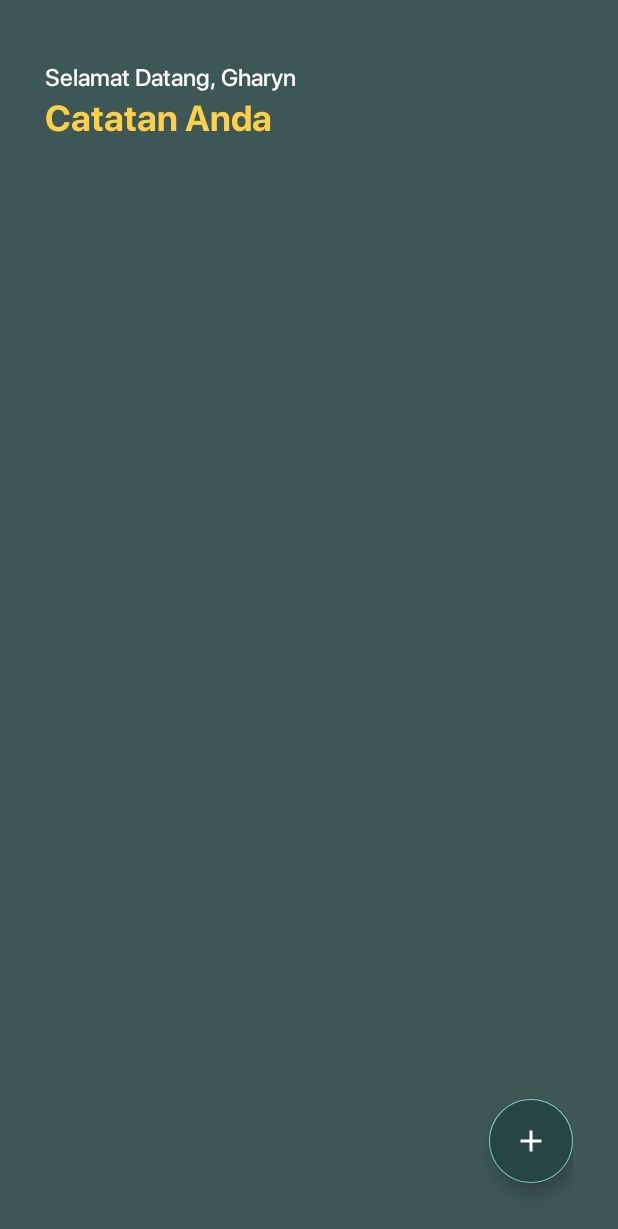
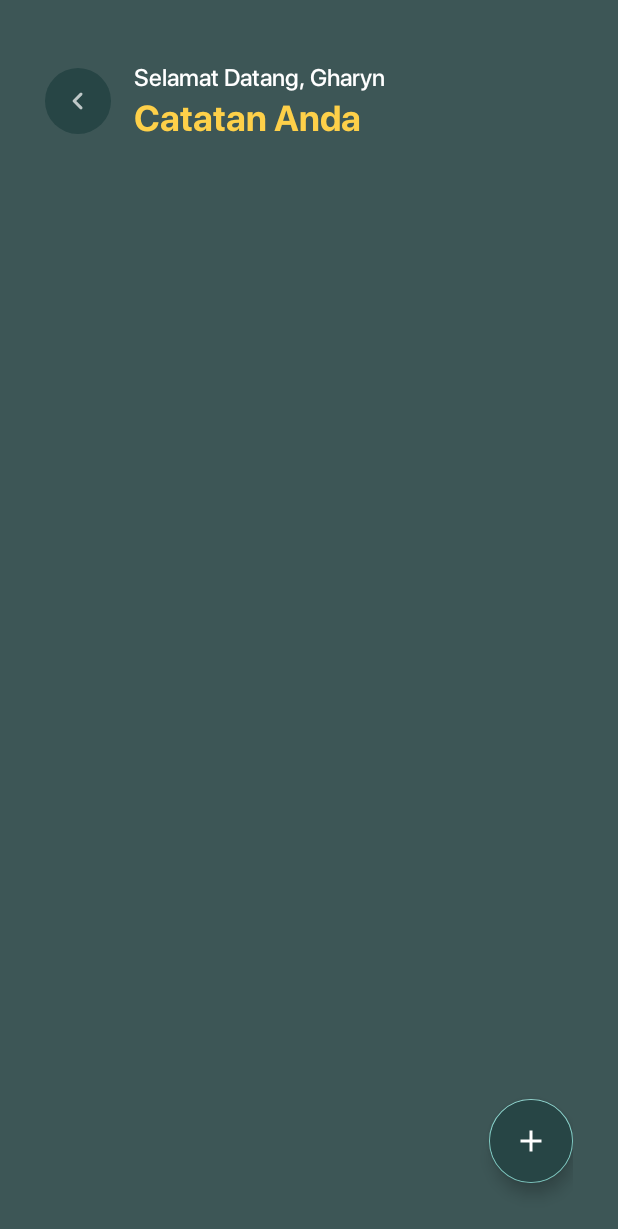
Before and after one commit to gharynsl123/MuslimeEra, an Android app: the NotesPage screen opened directly, with no data from a screen before it, on a phone screen of 412 x 824 dp. Shown: the top 1229 px of the screen. Run offline under Robolectric (Android 15) with nearby library versions, the light colour scheme and no system bars; our stand-ins replace Room's generated code.

Commit message:
Cleaning Up My Code

```diff
--- a/app/src/main/java/com/appteam/muslimeera/ui/notes/NotesPage.kt
+++ b/app/src/main/java/com/appteam/muslimeera/ui/notes/NotesPage.kt
@@ -11,6 +11,7 @@ import androidx.recyclerview.widget.RecyclerView
 import com.appteam.muslimeera.data.local.Notes
 import com.appteam.muslimeera.data.local.NotesViewModel
 import com.appteam.muslimeera.databinding.ActivityNotesPageBinding
+import com.appteam.muslimeera.ui.main.MainActivity
 import com.appteam.muslimeera.until.HelperFunction
 
 class NotesPage : AppCompatActivity(), HelperFunction.NotesClickDeleteInterface,
@@ -37,6 +38,7 @@ class NotesPage : AppCompatActivity(), HelperFunction.NotesClickDeleteInterface,
                 mAdapter.updateList(it)
             }
         })
+
         binding.apply {
             rvNotes.adapter = mAdapter
             rvNotes.layoutManager =
@@ -45,6 +47,11 @@ class NotesPage : AppCompatActivity(), HelperFunction.NotesClickDeleteInterface,
 
             addNote.setOnClickListener {
                 startActivity(Intent(this@NotesPage, AENotePage::class.java))
+            }
+
+            btnBack.setOnClickListener {
+                startActivity(Intent(this@NotesPage, MainActivity::class.java))
+                finish()
             }
         }
     }
--- /dev/null
+++ b/app/src/main/res/drawable/btn_back_img.xml
@@ -0,0 +1,6 @@
+<?xml version="1.0" encoding="utf-8"?>
+<shape xmlns:android="http://schemas.android.com/apk/res/android"
+    android:shape="rectangle">
+    <solid android:color="@color/costume_color_floating_btn" />
+    <corners android:radius="50dp" />
+</shape>
--- /dev/null
+++ b/app/src/main/res/drawable/ic_rounda_rrow_left.xml
@@ -0,0 +1,10 @@
+<vector xmlns:android="http://schemas.android.com/apk/res/android"
+    android:width="24dp"
+    android:height="24dp"
+    android:tint="?attr/colorControlNormal"
+    android:viewportWidth="24"
+    android:viewportHeight="24">
+  <path
+      android:fillColor="@android:color/white"
+      android:pathData="M14.71,15.88L10.83,12l3.88,-3.88c0.39,-0.39 0.39,-1.02 0,-1.41 -0.39,-0.39 -1.02,-0.39 -1.41,0L8.71,11.3c-0.39,0.39 -0.39,1.02 0,1.41l4.59,4.59c0.39,0.39 1.02,0.39 1.41,0 0.38,-0.39 0.39,-1.03 0,-1.42z"/>
+</vector>
--- a/app/src/main/res/layout/activity_notes_page.xml
+++ b/app/src/main/res/layout/activity_notes_page.xml
@@ -8,26 +8,42 @@
     android:paddingHorizontal="30dp"
     tools:context=".ui.notes.NotesPage">
 
+    <ImageView
+        android:id="@+id/btn_back"
+        android:layout_width="wrap_content"
+        android:layout_height="wrap_content"
+        android:layout_marginTop="45dp"
+        android:background="@drawable/btn_back_img"
+        android:padding="10dp"
+        android:src="@drawable/ic_rounda_rrow_left"
+        app:layout_constraintStart_toStartOf="parent"
+        app:layout_constraintTop_toTopOf="parent" />
+
     <TextView
         android:id="@+id/tvGreetingNotes"
-        android:layout_width="match_parent"
+        android:layout_width="0dp"
         android:layout_height="wrap_content"
+        android:layout_marginStart="15dp"
         android:layout_marginTop="40dp"
         android:fontFamily="@font/sfpro_medium"
         android:text="Selamat Datang, Gharyn"
         android:textColor="@color/white"
         android:textSize="16sp"
+        app:layout_constraintEnd_toEndOf="parent"
+        app:layout_constraintStart_toEndOf="@+id/btn_back"
         app:layout_constraintTop_toTopOf="parent" />
 
     <TextView
         android:id="@+id/catatan"
-        android:layout_width="match_parent"
+        android:layout_width="0dp"
         android:layout_height="wrap_content"
-        android:layout_marginBottom="24dp"
+        android:layout_marginStart="15dp"
         android:fontFamily="@font/sfpro_bold"
         android:text="Catatan Anda"
         android:textColor="#FED049"
         android:textSize="24sp"
+        app:layout_constraintEnd_toEndOf="parent"
+        app:layout_constraintStart_toEndOf="@+id/btn_back"
         app:layout_constraintTop_toBottomOf="@id/tvGreetingNotes" />
 
     <androidx.recyclerview.widget.RecyclerView
```
Also changed, not shown: app/src/main/java/com/appteam/muslimeera/ui/main/MainActivity.kt (+8 -8 lines), app/src/main/java/com/appteam/muslimeera/ui/notes/AENotePage.kt (+34 -12 lines), app/src/main/java/com/appteam/muslimeera/ui/onboarding/OnBoarding.kt (+9 -7 lines), app/src/main/res/drawable/ic_outline_cancel_24.xml (added, +10 -0 lines), app/src/main/res/layout/activity_aenote_page.xml (+14 -0 lines).
